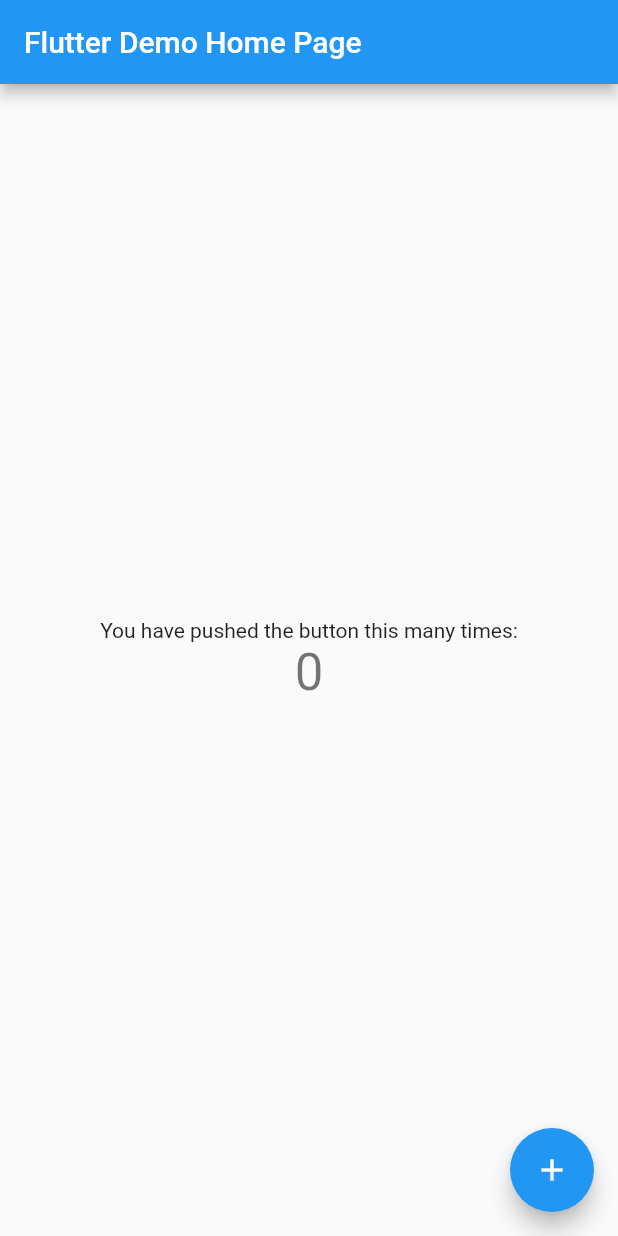
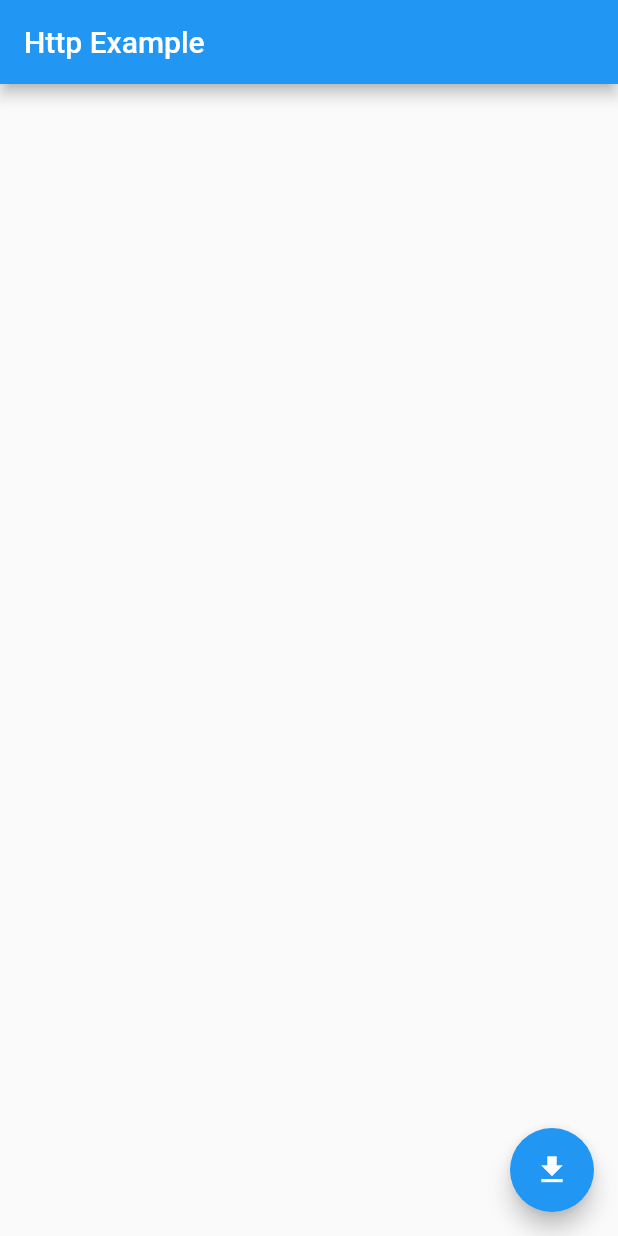
Before and after one commit to good5229/http_example, a Flutter app: the screen it shows after launch, on a phone screen of 412 x 824 dp. Run offline on Flutter 3.47's test engine with Material 2 defaults, Android fonts, the phone set to English and light mode, and no system bars.

Commit message:
feat: practice http commucation

```diff
--- a/lib/main.dart
+++ b/lib/main.dart
@@ -1,4 +1,6 @@
 import 'package:flutter/material.dart';
+import 'package:http/http.dart' as http;
+
 
 void main() {
   runApp(MyApp());
@@ -9,109 +11,40 @@ class MyApp extends StatelessWidget {
   @override
   Widget build(BuildContext context) {
     return MaterialApp(
-      title: 'Flutter Demo',
-      theme: ThemeData(
-        // This is the theme of your application.
-        //
-        // Try running your application with "flutter run". You'll see the
-        // application has a blue toolbar. Then, without quitting the app, try
-        // changing the primarySwatch below to Colors.green and then invoke
-        // "hot reload" (press "r" in the console where you ran "flutter run",
-        // or simply save your changes to "hot reload" in a Flutter IDE).
-        // Notice that the counter didn't reset back to zero; the application
-        // is not restarted.
-        primarySwatch: Colors.blue,
-        // This makes the visual density adapt to the platform that you run
-        // the app on. For desktop platforms, the controls will be smaller and
-        // closer together (more dense) than on mobile platforms.
-        visualDensity: VisualDensity.adaptivePlatformDensity,
-      ),
-      home: MyHomePage(title: 'Flutter Demo Home Page'),
+      home: HttpApp(),
     );
   }
 }
 
-class MyHomePage extends StatefulWidget {
-  MyHomePage({Key key, this.title}) : super(key: key);
+class HttpApp extends StatefulWidget{
+  @override
+  State<StatefulWidget> createState()=> _HttpApp();
+}
 
-  // This widget is the home page of your application. It is stateful, meaning
-  // that it has a State object (defined below) that contains fields that affect
-  // how it looks.
-
-  // This class is the configuration for the state. It holds the values (in this
-  // case the title) provided by the parent (in this case the App widget) and
-  // used by the build method of the State. Fields in a Widget subclass are
-  // always marked "final".
-
-  final String title;
+class _HttpApp extends State<HttpApp>{
+  String result = '';
 
   @override
-  _MyHomePageState createState() => _MyHomePageState();
-}
-
-class _MyHomePageState extends State<MyHomePage> {
-  int _counter = 0;
-
-  void _incrementCounter() {
-    setState(() {
-      // This call to setState tells the Flutter framework that something has
-      // changed in this State, which causes it to rerun the build method below
-      // so that the display can reflect the updated values. If we changed
-      // _counter without calling setState(), then the build method would not be
-      // called again, and so nothing would appear to happen.
-      _counter++;
-    });
-  }
-
-  @override
-  Widget build(BuildContext context) {
-    // This method is rerun every time setState is called, for instance as done
-    // by the _incrementCounter method above.
-    //
-    // The Flutter framework has been optimized to make rerunning build methods
-    // fast, so that you can just rebuild anything that needs updating rather
-    // than having to individually change instances of widgets.
+  Widget build(BuildContext context){
     return Scaffold(
       appBar: AppBar(
-        // Here we take the value from the MyHomePage object that was created by
-        // the App.build method, and use it to set our appbar title.
-        title: Text(widget.title),
+        title : Text('Http Example'),
       ),
-      body: Center(
-        // Center is a layout widget. It takes a single child and positions it
-        // in the middle of the parent.
-        child: Column(
-          // Column is also a layout widget. It takes a list of children and
-          // arranges them vertically. By default, it sizes itself to fit its
-          // children horizontally, and tries to be as tall as its parent.
-          //
-          // Invoke "debug painting" (press "p" in the console, choose the
-          // "Toggle Debug Paint" action from the Flutter Inspector in Android
-          // Studio, or the "Toggle Debug Paint" command in Visual Studio Code)
-          // to see the wireframe for each widget.
-          //
-          // Column has various properties to control how it sizes itself and
-          // how it positions its children. Here we use mainAxisAlignment to
-          // center the children vertically; the main axis here is the vertical
-          // axis because Columns are vertical (the cross axis would be
-          // horizontal).
-          mainAxisAlignment: MainAxisAlignment.center,
-          children: <Widget>[
-            Text(
-              'You have pushed the button this many times:',
-            ),
-            Text(
-              '$_counter',
-              style: Theme.of(context).textTheme.headline4,
-            ),
-          ],
+      body: Container(
+        child: Center(
+          child: Text('$result'),
         ),
       ),
       floatingActionButton: FloatingActionButton(
-        onPressed: _incrementCounter,
-        tooltip: 'Increment',
-        child: Icon(Icons.add),
-      ), // This trailing comma makes auto-formatting nicer for build methods.
+        onPressed: ()async{
+          var url = 'http://www.google.com';
+          var response = await http.get(url);
+          setState(() {
+            result = response.body;
+          });
+        },
+        child: Icon(Icons.file_download),
+      ),
     );
   }
 }
--- a/pubspec.yaml
+++ b/pubspec.yaml
@@ -28,7 +28,7 @@ dependencies:
   # The following adds the Cupertino Icons font to your application.
   # Use with the CupertinoIcons class for iOS style icons.
   cupertino_icons: ^1.0.0
-
+  http: ^0.12.2
 dev_dependencies:
   flutter_test:
     sdk: flutter
```
Also changed, not shown: pubspec.lock, 1 other file.
